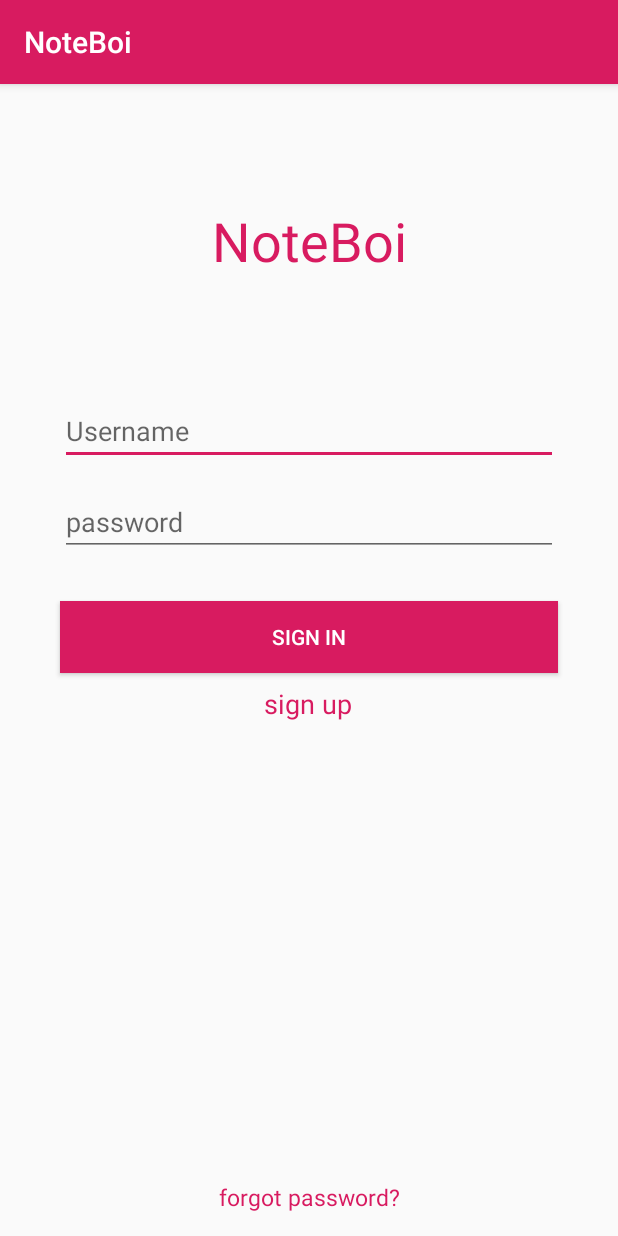
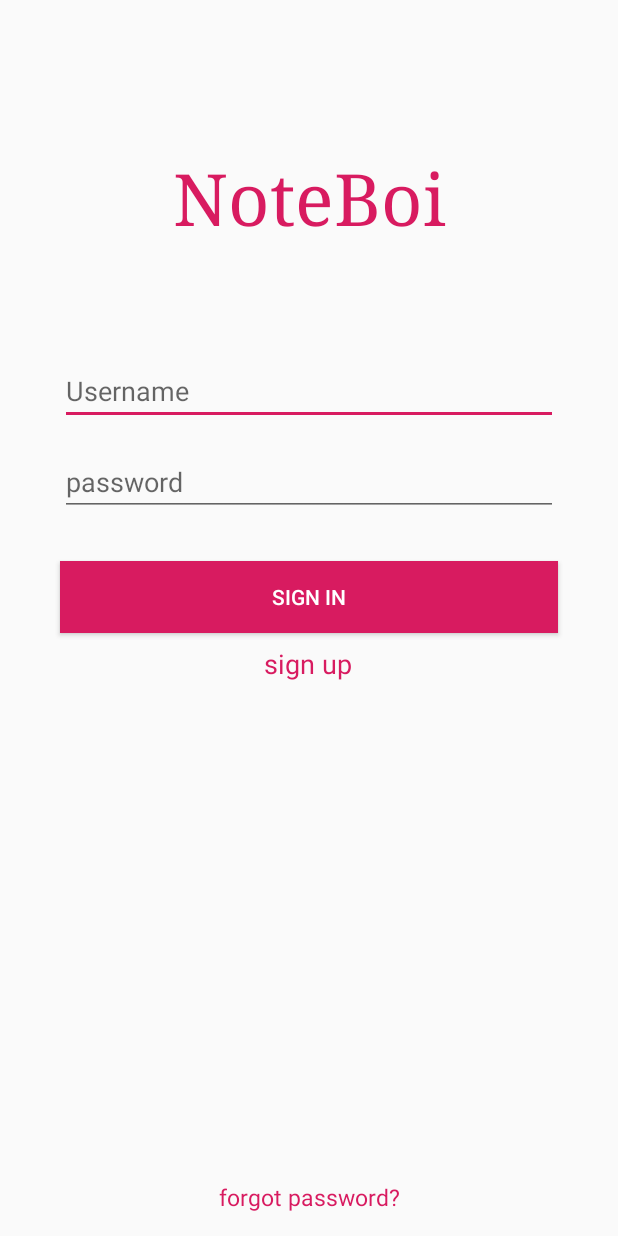
Before and after one commit to AmiraliSajadi/NoteBoi, an Android app: the MainActivity screen opened directly, with no data from a screen before it, on a phone screen of 412 x 824 dp. Run offline under Robolectric (Android 15) with nearby library versions, the phone set to English and light mode, and no system bars; libraries missing offline, so code that uses them is left out: com.parse, dmax.dialog.

Commit message:
different fonts no actionbar for signin/up on fav_stat changed you get s/d dialog

```diff
--- a/app/src/main/AndroidManifest.xml
+++ b/app/src/main/AndroidManifest.xml
@@ -15,7 +15,7 @@
         android:roundIcon="@mipmap/ic_launcher"
         android:supportsRtl="true"
         android:theme="@style/AppTheme">
-        <activity android:name=".forgot"></activity>
+        <activity android:name=".forgot"/>
         <activity android:name=".note_page" />
         <activity android:name=".note_rows">
             <intent-filter>
@@ -27,10 +27,12 @@
         </activity>
         <activity
             android:name=".sign_up"
+            android:theme="@style/AppTheme.NoActionBar"
             android:screenOrientation="portrait" />
         <activity
             android:name=".MainActivity"
-            android:screenOrientation="portrait" />
+            android:screenOrientation="portrait"
+            android:theme="@style/AppTheme.NoActionBar"/>
     </application>
 
 </manifest>
--- a/app/src/main/java/com/example/noteboi/forgot.java
+++ b/app/src/main/java/com/example/noteboi/forgot.java
@@ -31,6 +31,7 @@ public class forgot extends AppCompatActivity {
         forgot_e = findViewById(R.id.ed_forgot);
         reset_b = findViewById(R.id.forgot_b);
 
+        getSupportActionBar().setTitle("Login Help");
     }
 
     private boolean isNetworkAvailable(){
--- a/app/src/main/res/layout/activity_main.xml
+++ b/app/src/main/res/layout/activity_main.xml
@@ -10,11 +10,12 @@
         android:id="@+id/textView"
         android:layout_width="match_parent"
         android:layout_height="wrap_content"
-        android:layout_marginTop="80dp"
+        android:layout_marginTop="100dp"
+        android:fontFamily="serif"
         android:gravity="center"
         android:text="NoteBoi"
         android:textColor="#D81B60"
-        android:textSize="36sp"
+        android:textSize="48sp"
         app:layout_constraintTop_toTopOf="parent"
         tools:layout_editor_absoluteX="0dp" />
 
@@ -23,7 +24,7 @@
         android:layout_width="match_parent"
         android:layout_height="wrap_content"
         android:layout_marginStart="40dp"
-        android:layout_marginTop="80dp"
+        android:layout_marginTop="75dp"
         android:layout_marginEnd="40dp"
         android:hint="Username"
         android:inputType="text"
--- a/app/src/main/res/layout/activity_sign_up.xml
+++ b/app/src/main/res/layout/activity_sign_up.xml
@@ -9,7 +9,8 @@
         android:id="@+id/textView2"
         android:layout_width="match_parent"
         android:layout_height="wrap_content"
-        android:layout_marginTop="60dp"
+        android:layout_marginTop="80dp"
+        android:fontFamily="serif"
         android:gravity="center"
         android:text="Welcome"
         android:textColor="#D81B60"
```
Also changed, not shown: app/src/main/java/com/example/noteboi/note_page.java (+11 -11 lines).
